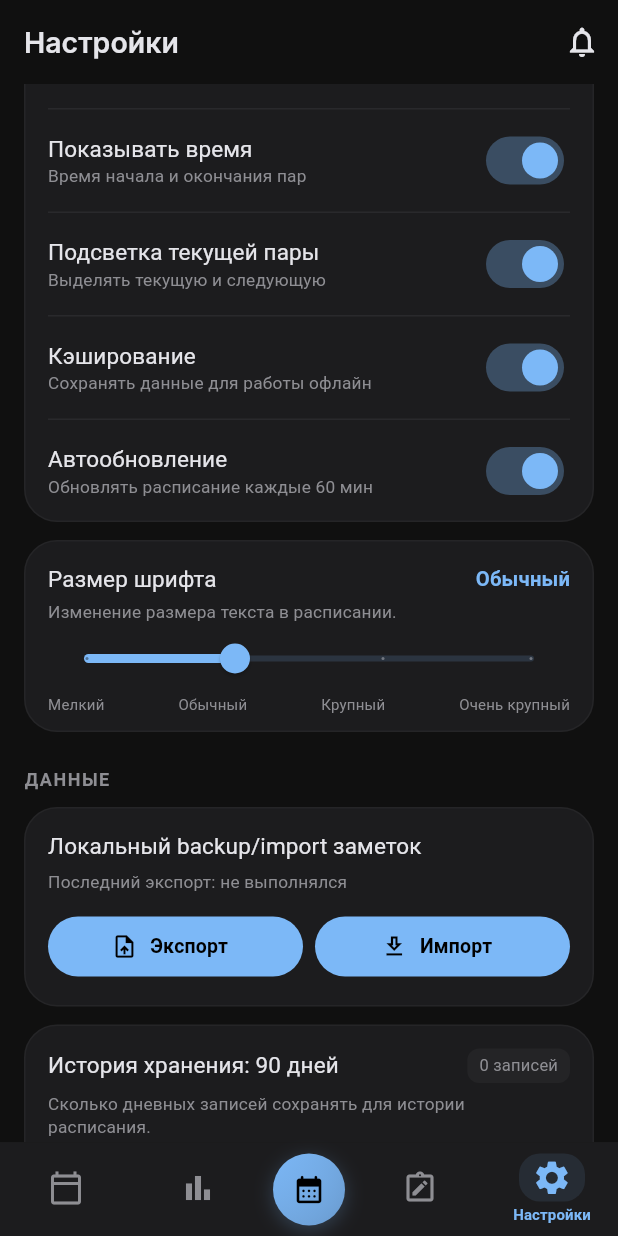
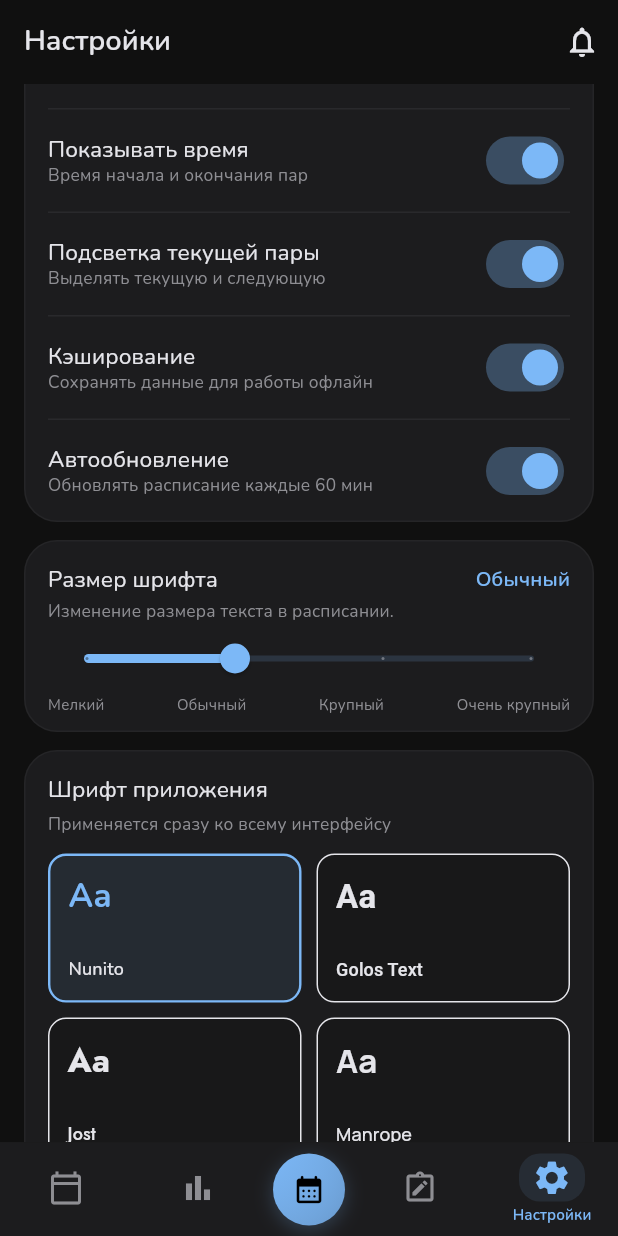
Before and after one commit to Everelsu/Raspisanie, a Flutter app: the screen it shows after launch, item 5 of the bottom bar chosen, scrolled down 576 dp, on a phone screen of 412 x 824 dp. Run offline on Flutter 3.47's test engine with Material 3 defaults, Android fonts, the phone set to English and light mode, and no system bars; our stand-ins replace custom_refresh_indicator, file_picker, flutter_local_notifications, flutter_staggered_animations, google_fonts, share_plus and 3 more; missing offline and left inert: flutter_quill, home_widget; accounts and stored records are empty; Roboto replaces fonts that are missing (Golos Text).

Commit message:
Шрифты
Шрифты

```diff
--- a/lib/app/app.dart
+++ b/lib/app/app.dart
@@ -3,13 +3,19 @@ import "package:flutter_localizations/flutter_localizations.dart";
 import "package:flutter_quill/flutter_quill.dart";
 import "package:shared_preferences/shared_preferences.dart";
 
+import "../core/services/font_service.dart";
 import "../features/home/presentation/home_page.dart";
 import "../features/schedule/presentation/schedule_controller.dart";
 import "theme.dart";
 
 class RaspiFlutterApp extends StatefulWidget {
-  const RaspiFlutterApp({super.key, required this.prefs});
+  const RaspiFlutterApp({
+    super.key,
+    required this.prefs,
+    required this.fontService,
+  });
   final SharedPreferences prefs;
+  final FontService fontService;
 
   @override
   State<RaspiFlutterApp> createState() => _RaspiFlutterAppState();
@@ -42,6 +48,9 @@ class _RaspiFlutterAppState extends State<RaspiFlutterApp> {
   @override
   Widget build(BuildContext context) {
     final textScale = _controller.prefs.fontSizeMultiplier;
+    return ListenableBuilder(
+      listenable: widget.fontService,
+      builder: (context, _) {
         return MaterialApp(
           title: "RaspiFlutter",
           debugShowCheckedModeBanner: false,
@@ -55,7 +64,10 @@ class _RaspiFlutterAppState extends State<RaspiFlutterApp> {
             Locale("ru", "RU"),
             Locale("en", "US"),
           ],
-      theme: AppThemes.forKey(_themeKey),
+          theme: AppThemes.forKey(
+            _themeKey,
+            textThemeBuilder: widget.fontService.applyTo,
+          ),
           builder: (context, child) {
             final media = MediaQuery.of(context);
             return MediaQuery(
@@ -66,7 +78,10 @@ class _RaspiFlutterAppState extends State<RaspiFlutterApp> {
           home: HomePage(
             controller: _controller,
             onThemeChanged: _onThemeChanged,
+            fontService: widget.fontService,
           ),
+        );
+      },
     );
   }
 }
--- a/lib/app/theme.dart
+++ b/lib/app/theme.dart
@@ -96,10 +96,16 @@ class AppThemes {
     ),
   };
 
-  static ThemeData forKey(String key) {
+  static ThemeData forKey(
+    String key, {
+    TextTheme Function(TextTheme base)? textThemeBuilder,
+  }) {
     final c = _colors[key] ?? _colors["dark"]!;
     final isLight = c.brightness == Brightness.light;
-    final textTheme = _buildTextTheme(c);
+    final baseTextTheme = _buildTextTheme(c);
+    final textTheme = textThemeBuilder == null
+        ? baseTextTheme
+        : textThemeBuilder(baseTextTheme);
 
     final scheme = ColorScheme(
       brightness: c.brightness,
--- /dev/null
+++ b/lib/core/services/font_service.dart
@@ -0,0 +1,151 @@
+import "package:flutter/material.dart";
+import "package:google_fonts/google_fonts.dart";
+import "package:shared_preferences/shared_preferences.dart";
+
+enum AppFont {
+  nunito,
+  golosText,
+  jost,
+  manrope,
+  robotoSlab,
+  spaceMono,
+}
+
+class FontService extends ChangeNotifier {
+  static const _prefsKey = "selected_font";
+
+  AppFont _current = AppFont.nunito;
+  AppFont get current => _current;
+
+  Future<void> load() async {
+    final prefs = await SharedPreferences.getInstance();
+    final saved = prefs.getString(_prefsKey);
+    if (saved == null) return;
+    _current = AppFont.values.firstWhere(
+      (e) => e.name == saved,
+      orElse: () => AppFont.nunito,
+    );
+  }
+
+  Future<void> setFont(AppFont font) async {
+    if (_current == font) return;
+    _current = font;
+    notifyListeners();
+    final prefs = await SharedPreferences.getInstance();
+    await prefs.setString(_prefsKey, font.name);
+  }
+
+  String displayName(AppFont font) {
+    switch (font) {
+      case AppFont.nunito:
+        return "Nunito";
+      case AppFont.golosText:
+        return "Golos Text";
+      case AppFont.jost:
+        return "Jost";
+      case AppFont.manrope:
+        return "Manrope";
+      case AppFont.robotoSlab:
+        return "Roboto Slab";
+      case AppFont.spaceMono:
+        return "Space Mono";
+    }
+  }
+
+  TextTheme applyTo(TextTheme base) {
+    switch (_current) {
+      case AppFont.nunito:
+        return GoogleFonts.nunitoTextTheme(base);
+      case AppFont.golosText:
+        return _mapThemeWithGoogleFont(base, "Golos Text");
+      case AppFont.jost:
+        return GoogleFonts.jostTextTheme(base);
+      case AppFont.manrope:
+        return GoogleFonts.manropeTextTheme(base);
+      case AppFont.robotoSlab:
+        return GoogleFonts.robotoSlabTextTheme(base);
+      case AppFont.spaceMono:
+        return GoogleFonts.spaceMonoTextTheme(base);
+    }
+  }
+
+  TextStyle previewStyle(
+    AppFont font, {
+    required Color color,
+    double fontSize = 22,
+    FontWeight fontWeight = FontWeight.w700,
+  }) {
+    switch (font) {
+      case AppFont.nunito:
+        return GoogleFonts.nunito(
+          color: color,
+          fontSize: fontSize,
+          fontWeight: fontWeight,
+        );
+      case AppFont.golosText:
+        return GoogleFonts.getFont(
+          "Golos Text",
+          color: color,
+          fontSize: fontSize,
+          fontWeight: fontWeight,
+        );
+      case AppFont.jost:
+        return GoogleFonts.jost(
+          color: color,
+          fontSize: fontSize,
+          fontWeight: fontWeight,
+        );
+      case AppFont.manrope:
+        return GoogleFonts.manrope(
+          color: color,
+          fontSize: fontSize,
+          fontWeight: fontWeight,
+        );
+      case AppFont.robotoSlab:
+        return GoogleFonts.robotoSlab(
+          color: color,
+          fontSize: fontSize,
+          fontWeight: fontWeight,
+        );
+      case AppFont.spaceMono:
+        return GoogleFonts.spaceMono(
+          color: color,
+          fontSize: fontSize,
+          fontWeight: fontWeight,
+        );
+    }
+  }
+
+  TextTheme _mapThemeWithGoogleFont(TextTheme base, String fontFamily) {
+    TextStyle? map(TextStyle? style) {
+      if (style == null) return null;
+      try {
+        return GoogleFonts.getFont(
+          fontFamily,
+          textStyle: style,
+        );
+      } catch (_) {
+        return style;
+      }
+    }
+
+    return base.copyWith(
+      displayLarge: map(base.displayLarge),
+      displayMedium: map(base.displayMedium),
+      displaySmall: map(base.displaySmall),
+      headlineLarge: map(base.headlineLarge),
+      headlineMedium: map(base.headlineMedium),
+      headlineSmall: map(base.headlineSmall),
+      titleLarge: map(base.titleLarge),
+      titleMedium: map(base.titleMedium),
+      titleSmall: map(base.titleSmall),
+      bodyLarge: map(base.bodyLarge),
+      bodyMedium: map(base.bodyMedium),
+      bodySmall: map(base.bodySmall),
+      labelLarge: map(base.labelLarge),
+      labelMedium: map(base.labelMedium),
+      labelSmall: map(base.labelSmall),
+    );
+  }
+
+}
--- a/lib/features/home/presentation/home_page.dart
+++ b/lib/features/home/presentation/home_page.dart
@@ -2,6 +2,7 @@ import "package:flutter/material.dart";
 import "package:flutter/services.dart";
 
 import "../../../core/notifications/notification_service.dart";
+import "../../../core/services/font_service.dart";
 import "../../../core/widgets/bottom_bar_sheet.dart";
 import "../../notes/presentation/notes_page.dart";
 import "../../schedule/presentation/history_calendar_sheet.dart";
@@ -15,9 +16,11 @@ class HomePage extends StatefulWidget {
     super.key,
     required this.controller,
     required this.onThemeChanged,
+    required this.fontService,
   });
   final ScheduleController controller;
   final VoidCallback onThemeChanged;
+  final FontService fontService;
 
   @override
   State<HomePage> createState() => _HomePageState();
@@ -41,6 +44,7 @@ class _HomePageState extends State<HomePage> {
       SettingsPage(
         controller: widget.controller,
         onThemeChanged: widget.onThemeChanged,
+        fontService: widget.fontService,
       ),
     ];
   }
--- a/lib/features/notes/presentation/note_editor_page.dart
+++ b/lib/features/notes/presentation/note_editor_page.dart
@@ -2,7 +2,6 @@ import "dart:convert";
 
 import "package:flutter/material.dart";
 import "package:flutter_quill/flutter_quill.dart";
-import "package:google_fonts/google_fonts.dart";
 
 import "../domain/note_models.dart";
 
@@ -103,7 +102,7 @@ class _NoteEditorPageState extends State<NoteEditorPage> {
   Widget build(BuildContext context) {
     final theme = Theme.of(context);
     final cs = theme.colorScheme;
-    final textTheme = GoogleFonts.nunitoTextTheme(theme.textTheme);
+    final textTheme = theme.textTheme;
 
     return PopScope(
       canPop: false,
--- a/lib/features/notes/presentation/notes_page.dart
+++ b/lib/features/notes/presentation/notes_page.dart
@@ -1,7 +1,6 @@
 import "package:flutter/material.dart";
 import "package:flutter/services.dart";
 import "package:flutter_staggered_grid_view/flutter_staggered_grid_view.dart";
-import "package:google_fonts/google_fonts.dart";
 
 import "../../schedule/presentation/schedule_controller.dart";
 import "../data/notes_repository.dart";
@@ -95,7 +94,7 @@ class _NotesPageState extends State<NotesPage>
   Widget build(BuildContext context) {
     final theme = Theme.of(context);
     final cs = theme.colorScheme;
-    final textTheme = GoogleFonts.nunitoTextTheme(theme.textTheme);
+    final textTheme = theme.textTheme;
     final visible = _filtered(_notes);
     final tags = _collectTags(_notes);
 
@@ -1326,7 +1325,7 @@ class _NotesTrashPageState extends State<NotesTrashPage> {
   @override
   Widget build(BuildContext context) {
     final cs = Theme.of(context).colorScheme;
-    final textTheme = GoogleFonts.nunitoTextTheme(Theme.of(context).textTheme);
+    final textTheme = Theme.of(context).textTheme;
 
     return Scaffold(
       appBar: AppBar(
--- /dev/null
+++ b/lib/features/settings/presentation/font_settings_tile.dart
@@ -0,0 +1,93 @@
+import "package:flutter/material.dart";
+
+import "../../../core/services/font_service.dart";
+
+class FontSettingsTile extends StatelessWidget {
+  const FontSettingsTile({
+    super.key,
+    required this.fontService,
+  });
+
+  final FontService fontService;
+
+  @override
+  Widget build(BuildContext context) {
+    final theme = Theme.of(context);
+    final cs = theme.colorScheme;
+    return ListenableBuilder(
+      listenable: fontService,
+      builder: (context, _) {
+        return Card(
+          child: Padding(
+            padding: const EdgeInsets.all(16),
+            child: Column(
+              crossAxisAlignment: CrossAxisAlignment.start,
+              children: [
+                Text("Шрифт приложения", style: theme.textTheme.bodyLarge),
+                const SizedBox(height: 6),
+                Text(
+                  "Применяется сразу ко всему интерфейсу",
+                  style: theme.textTheme.bodySmall,
+                ),
+                const SizedBox(height: 12),
+                GridView.count(
+                  crossAxisCount: 2,
+                  shrinkWrap: true,
+                  physics: const NeverScrollableScrollPhysics(),
+                  crossAxisSpacing: 10,
+                  mainAxisSpacing: 10,
+                  childAspectRatio: 1.7,
+                  children: AppFont.values.map((font) {
+                    final selected = fontService.current == font;
+                    return InkWell(
+                      borderRadius: BorderRadius.circular(12),
+                      onTap: () => fontService.setFont(font),
+                      child: AnimatedContainer(
+                        duration: const Duration(milliseconds: 180),
+                        padding: const EdgeInsets.all(12),
+                        decoration: BoxDecoration(
+                          color: selected
+                              ? cs.primary.withAlpha(24)
+                              : cs.surfaceContainerHighest.withAlpha(90),
+                          borderRadius: BorderRadius.circular(12),
+                          border: Border.all(
+                            color: selected ? cs.primary : cs.outlineVariant,
+                            width: selected ? 1.6 : 1,
+                          ),
+                        ),
+                        child: Column(
+                          crossAxisAlignment: CrossAxisAlignment.start,
+                          mainAxisAlignment: MainAxisAlignment.spaceBetween,
+                          children: [
+                            Text(
+                              "Аа",
+                              style: fontService.previewStyle(
+                                font,
+                                color: selected ? cs.primary : cs.onSurface,
+                                fontSize: 22,
+                                fontWeight: FontWeight.w700,
+                              ),
+                            ),
+                            Text(
+                              fontService.displayName(font),
+                              style: fontService.previewStyle(
+                                font,
+                                color: cs.onSurfaceVariant,
+                                fontSize: 12,
+                                fontWeight: FontWeight.w500,
+                              ),
+                            ),
+                          ],
+                        ),
+                      ),
+                    );
+                  }).toList(),
+                ),
+              ],
+            ),
+          ),
+        );
+      },
+    );
+  }
+}
--- a/lib/features/settings/presentation/settings_page.dart
+++ b/lib/features/settings/presentation/settings_page.dart
@@ -9,19 +9,23 @@ import "package:url_launcher/url_launcher.dart";
 
 import "../../../app/theme.dart";
 import "../../../core/database/schedule_database.dart";
+import "../../../core/services/font_service.dart";
 import "../../notes/data/backup_import_export_service.dart";
 import "../../schedule/data/preferences_manager.dart";
 import "../../schedule/domain/models.dart";
 import "../../schedule/presentation/schedule_controller.dart";
+import "font_settings_tile.dart";
 
 class SettingsPage extends StatefulWidget {
   const SettingsPage({
     super.key,
     required this.controller,
     required this.onThemeChanged,
+    required this.fontService,
   });
   final ScheduleController controller;
   final VoidCallback onThemeChanged;
+  final FontService fontService;
 
   @override
   State<SettingsPage> createState() => _SettingsPageState();
@@ -68,6 +72,8 @@ class _SettingsPageState extends State<SettingsPage> {
             _displayCard(theme),
             const SizedBox(height: 12),
             _fontSizeCard(theme),
+            const SizedBox(height: 12),
+            FontSettingsTile(fontService: widget.fontService),
             const SizedBox(height: 20),
             _section(theme, "ДАННЫЕ"),
             _notesBackupCard(theme),
--- a/lib/main.dart
+++ b/lib/main.dart
@@ -4,14 +4,17 @@ import "package:shared_preferences/shared_preferences.dart";
 
 import "app/app.dart";
 import "core/notifications/notification_service.dart";
+import "core/services/font_service.dart";
 import "core/widgets/home_widget_service.dart";
 
 void main() async {
   WidgetsFlutterBinding.ensureInitialized();
   await initializeDateFormatting("ru_RU", null);
   final prefs = await SharedPreferences.getInstance();
+  final fontService = FontService();
+  await fontService.load();
 
-  runApp(RaspiFlutterApp(prefs: prefs));
+  runApp(RaspiFlutterApp(prefs: prefs, fontService: fontService));
 
   WidgetsBinding.instance.addPostFrameCallback((_) async {
     await HomeWidgetService.init();
```
Lines whose indentation alone changed are shown as unchanged.
